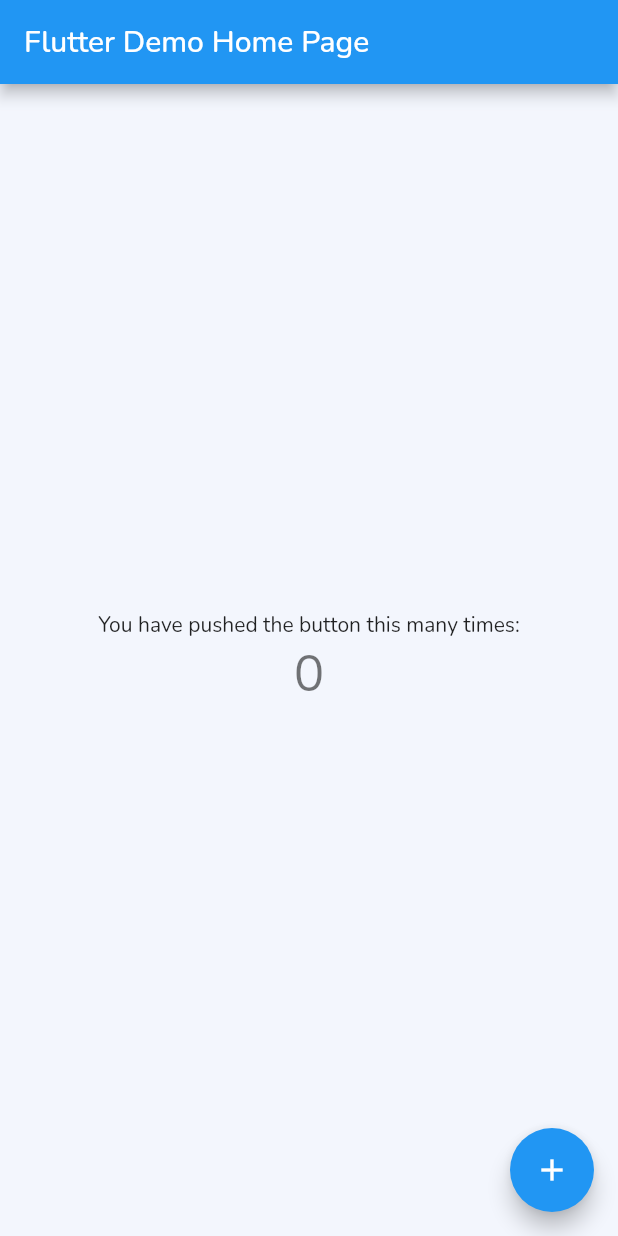
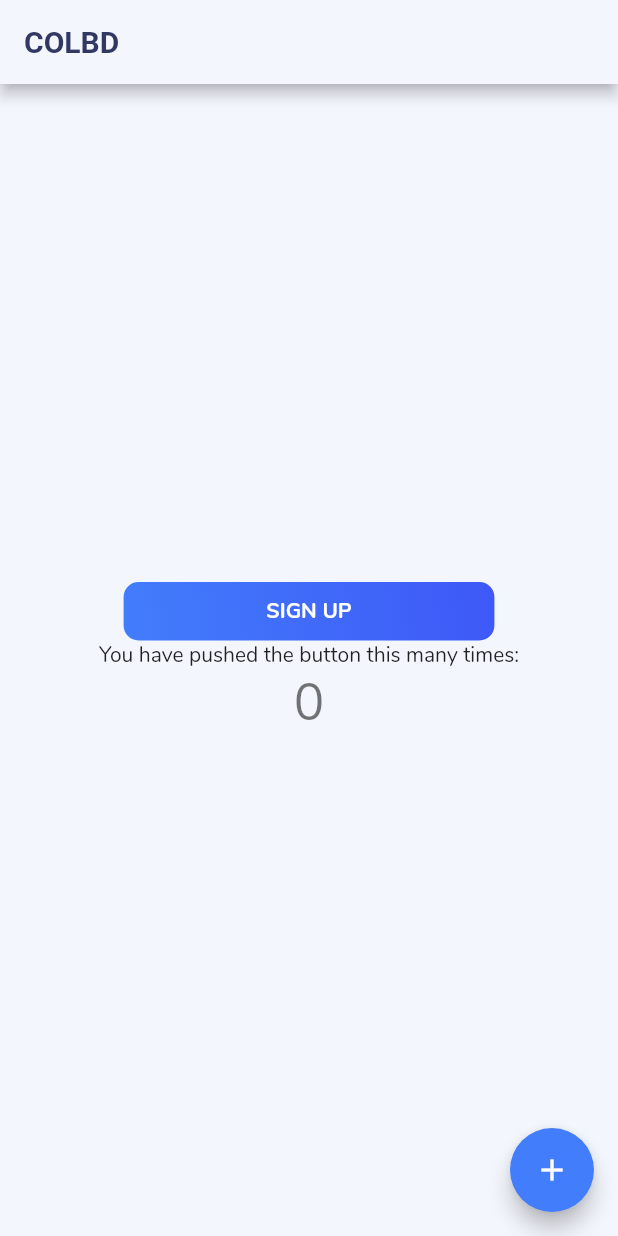
Before and after one commit to abuanwar072/Colbd_Flutter_App, a Flutter app: the screen it shows after launch, on a phone screen of 412 x 824 dp. Run offline on Flutter 3.47's test engine with Material 2 defaults, Android fonts, the phone set to English and light mode, and no system bars.

Commit message:
Default Button Created

```diff
--- a/lib/constant.dart
+++ b/lib/constant.dart
@@ -5,8 +5,8 @@ const kDefaultButtonColor = LinearGradient(
   begin: Alignment.topRight,
   end: Alignment.bottomLeft,
   colors: [
+    Color(0xFF3E58F7),
     Color(0xFF427DFB),
-    Color(0xFF3E58F7),
   ],
 );
 const kGradientButtonColorBlack = LinearGradient(
@@ -41,7 +41,34 @@ const kGradientButtonColorPeach = LinearGradient(
     Color(0xFFFAD0C4),
   ],
 );
-const kBackgroundColor = Color(0xFFF3F6FD);
-const kTextColor = Color(0xFF313862);
-const kWhiteColor = Color(0xFFFFFFFF);
-const kGeayTextColor = Color(0xFF70757B);
+const Color kBackgroundColor = Color(0xFFF3F6FD);
+const Color kTextColor = Color(0xFF313862);
+const Color kWhiteColor = Color(0xFFFFFFFF);
+const Color kBlueColor = Color(0xFF427DFB);
+const Color kGeayTextColor = Color(0xFF70757B);
+
+// My themeData
+
+final ThemeData whiteTheme = ThemeData(
+  scaffoldBackgroundColor: kBackgroundColor,
+  accentColor: kBlueColor,
+  textTheme: TextTheme(
+    button: TextStyle(
+      fontWeight: FontWeight.bold,
+      color: kWhiteColor,
+    ),
+  ),
+  appBarTheme: AppBarTheme(
+    color: kBackgroundColor,
+    brightness: Brightness.light,
+    textTheme: TextTheme(
+      title: TextStyle(
+        color: kTextColor,
+        fontSize: 20,
+        fontWeight: FontWeight.bold,
+      ),
+    ),
+  ),
+  fontFamily: "Nunito",
+  // primarySwatch: Colors.blue,
+);
--- a/lib/main.dart
+++ b/lib/main.dart
@@ -1,4 +1,5 @@
 import 'package:colbd_app/constant.dart';
+import 'package:colbd_app/widgets/button.dart';
 import 'package:flutter/material.dart';
 
 void main() => runApp(MyApp());
@@ -8,28 +9,16 @@ class MyApp extends StatelessWidget {
   @override
   Widget build(BuildContext context) {
     return MaterialApp(
-      title: 'Flutter Demo',
-      theme: ThemeData(
-        scaffoldBackgroundColor: kBackgroundColor,
-        fontFamily: "Nunito",
-        // primarySwatch: Colors.blue,
-      ),
-      home: MyHomePage(title: 'Flutter Demo Home Page'),
+      title: 'COLBD',
+      debugShowCheckedModeBanner: false,
+      theme: whiteTheme,
+      home: MyHomePage(title: 'Colbd'.toUpperCase()),
     );
   }
 }
 
 class MyHomePage extends StatefulWidget {
   MyHomePage({Key key, this.title}) : super(key: key);
-
-  // This widget is the home page of your application. It is stateful, meaning
-  // that it has a State object (defined below) that contains fields that affect
-  // how it looks.
-
-  // This class is the configuration for the state. It holds the values (in this
-  // case the title) provided by the parent (in this case the App widget) and
-  // used by the build method of the State. Fields in a Widget subclass are
-  // always marked "final".
 
   final String title;
 
@@ -42,49 +31,24 @@ class _MyHomePageState extends State<MyHomePage> {
 
   void _incrementCounter() {
     setState(() {
-      // This call to setState tells the Flutter framework that something has
-      // changed in this State, which causes it to rerun the build method below
-      // so that the display can reflect the updated values. If we changed
-      // _counter without calling setState(), then the build method would not be
-      // called again, and so nothing would appear to happen.
       _counter++;
     });
   }
 
   @override
   Widget build(BuildContext context) {
-    // This method is rerun every time setState is called, for instance as done
-    // by the _incrementCounter method above.
-    //
-    // The Flutter framework has been optimized to make rerunning build methods
-    // fast, so that you can just rebuild anything that needs updating rather
-    // than having to individually change instances of widgets.
     return Scaffold(
       appBar: AppBar(
-        // Here we take the value from the MyHomePage object that was created by
-        // the App.build method, and use it to set our appbar title.
         title: Text(widget.title),
       ),
       body: Center(
-        // Center is a layout widget. It takes a single child and positions it
-        // in the middle of the parent.
         child: Column(
-          // Column is also a layout widget. It takes a list of children and
-          // arranges them vertically. By default, it sizes itself to fit its
-          // children horizontally, and tries to be as tall as its parent.
-          //
-          // Invoke "debug painting" (press "p" in the console, choose the
-          // "Toggle Debug Paint" action from the Flutter Inspector in Android
-          // Studio, or the "Toggle Debug Paint" command in Visual Studio Code)
-          // to see the wireframe for each widget.
-          //
-          // Column has various properties to control how it sizes itself and
-          // how it positions its children. Here we use mainAxisAlignment to
-          // center the children vertically; the main axis here is the vertical
-          // axis because Columns are vertical (the cross axis would be
-          // horizontal).
           mainAxisAlignment: MainAxisAlignment.center,
           children: <Widget>[
+            DefaultButton(
+              press: () {},
+              text: "Sign Up",
+            ),
             Text(
               'You have pushed the button this many times:',
             ),
--- /dev/null
+++ b/lib/widgets/button.dart
@@ -0,0 +1,39 @@
+import 'package:colbd_app/constant.dart';
+import 'package:flutter/material.dart';
+
+class DefaultButton extends StatelessWidget {
+  final String text;
+  final Function press;
+  const DefaultButton({
+    @required this.press,
+    @required this.text,
+    Key key,
+  }) : super(key: key);
+
+  @override
+  Widget build(BuildContext context) {
+    return Container(
+      width: MediaQuery.of(context).size.width * .6,
+      // padding: EdgeInsets.symmetric(horizontal: 16, vertical: 10),
+      decoration: BoxDecoration(
+        gradient: kDefaultButtonColor,
+        borderRadius: BorderRadius.circular(10),
+      ),
+      child: Material(
+        borderRadius: BorderRadius.circular(10),
+        color: Colors.transparent,
+        child: InkWell(
+          onTap: press,
+          child: Padding(
+            padding: EdgeInsets.symmetric(horizontal: 16, vertical: 10),
+            child: Center(
+                child: Text(
+              text.toUpperCase(),
+              style: Theme.of(context).textTheme.button,
+            )),
+          ),
+        ),
+      ),
+    );
+  }
+}
```
Also changed, not shown: asstes/fonts/Nunito/Nunito-Bold.ttf (renamed from lib/asstes/fonts/Nunito/Nunito-Bold.ttf), asstes/fonts/Nunito/Nunito-Italic.ttf (renamed from lib/asstes/fonts/Nunito/Nunito-Italic.ttf), asstes/fonts/Nunito/Nunito-Light.ttf (renamed from lib/asstes/fonts/Nunito/Nunito-Light.ttf), asstes/fonts/Nunito/Nunito-Regular.ttf (renamed from lib/asstes/fonts/Nunito/Nunito-Regular.ttf), asstes/fonts/Nunito/Nunito-SemiBold.ttf (renamed from lib/asstes/fonts/Nunito/Nunito-SemiBold.ttf), lib/asstes/fonts/Nunito/Nunito-Black.ttf (deleted), lib/asstes/fonts/Nunito/Nunito-BlackItalic.ttf (deleted), lib/asstes/fonts/Nunito/Nunito-BoldItalic.ttf (deleted), lib/asstes/fonts/Nunito/Nunito-ExtraBold.ttf (deleted), lib/asstes/fonts/Nunito/Nunito-ExtraBoldItalic.ttf (deleted), lib/asstes/fonts/Nunito/Nunito-ExtraLight.ttf (deleted), lib/asstes/fonts/Nunito/Nunito-ExtraLightItalic.ttf (deleted), lib/asstes/fonts/Nunito/Nunito-LightItalic.ttf (deleted), lib/asstes/fonts/Nunito/Nunito-SemiBoldItalic.ttf (deleted).
